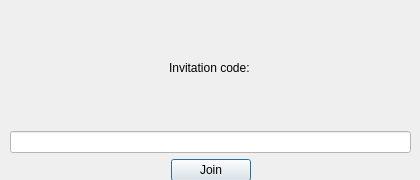
anphetamina/CoText, file client/Join.ui: the form before one commit.
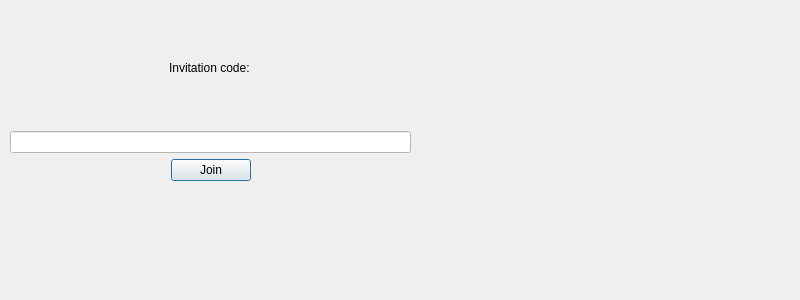
The form after the commit.

What changed in the file:
```diff
--- a/client/Join.ui
+++ b/client/Join.ui
@@ -6,10 +6,28 @@
    <rect>
     <x>0</x>
     <y>0</y>
-    <width>420</width>
-    <height>180</height>
+    <width>800</width>
+    <height>300</height>
    </rect>
   </property>
+  <property name="sizePolicy">
+   <sizepolicy hsizetype="Fixed" vsizetype="Fixed">
+    <horstretch>0</horstretch>
+    <verstretch>0</verstretch>
+   </sizepolicy>
+  </property>
+  <property name="minimumSize">
+   <size>
+    <width>800</width>
+    <height>300</height>
+   </size>
+  </property>
+  <property name="maximumSize">
+   <size>
+    <width>800</width>
+    <height>300</height>
+   </size>
+  </property>
   <property name="windowTitle">
    <string>Dialog</string>
   </property>
```
